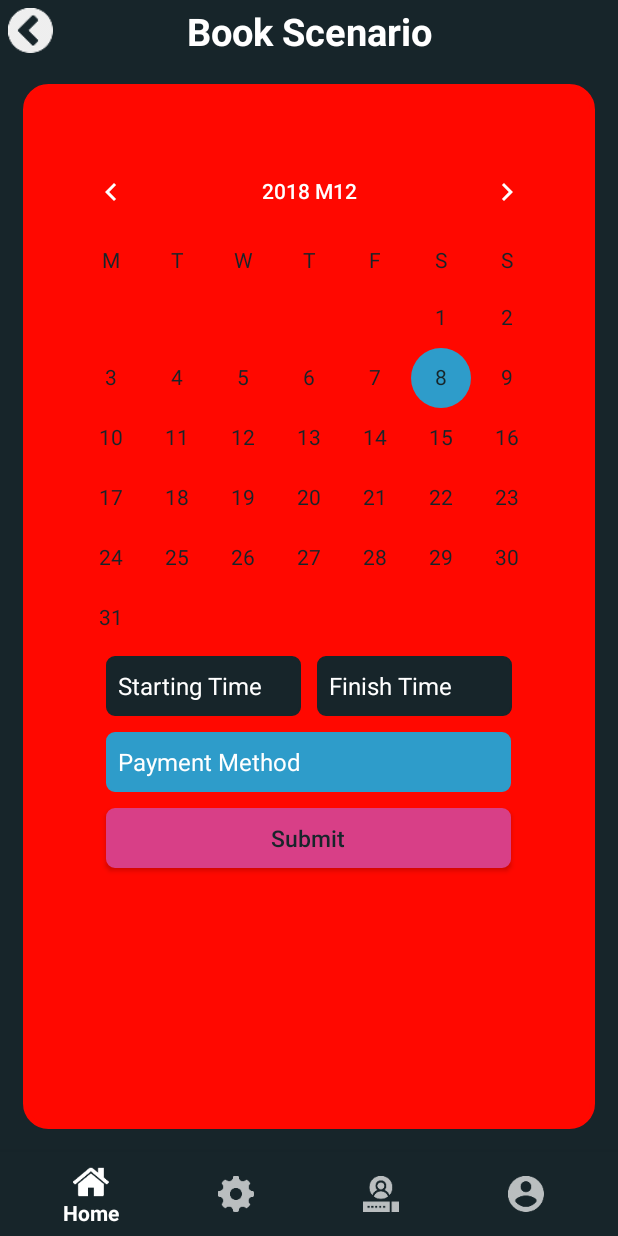
After one commit to NemeumProject/Nemeum, an Android app: the BookScenarioPayment screen opened directly, with no data from a screen before it, on a phone screen of 412 x 824 dp. The commit adds this screen. Run offline under Robolectric (Android 15) with nearby library versions, the phone set to English and light mode, and no system bars.

Commit message:
Added book scenario screens

```diff
--- a/app/build.gradle
+++ b/app/build.gradle
@@ -36,5 +36,5 @@ dependencies {
     androidTestImplementation 'com.android.support.test:runner:1.0.2'
     androidTestImplementation 'com.android.support.test.espresso:espresso-core:3.0.2'
     implementation 'com.android.support:gridlayout-v7:28.0.0'
-    compile 'org.apache.httpcomponents:httpclient:4.5'
+    implementation 'org.apache.httpcomponents:httpclient:4.5'
 }
--- a/app/src/main/AndroidManifest.xml
+++ b/app/src/main/AndroidManifest.xml
@@ -52,7 +52,6 @@
         <activity android:name=".CompanyDetail" />
         <activity android:name=".activity_company_editionp" />
         <activity android:name=".activity_user_editionp" />
-
         <activity android:name=".activity_login_edition" />
         <activity android:name=".Settings" />
         <activity android:name=".LanguageSelect" />
@@ -69,6 +68,8 @@
             android:value="@integer/google_play_services_version" />
 
         <activity android:name=".activity_edit_daily_schedule"/>
+        <activity android:name=".BookScenarios" />
+        <activity android:name=".BookScenarioPayment"></activity>
     </application>
 
 </manifest>
--- /dev/null
+++ b/app/src/main/java/com/nemeum/project/nemeumproject/BookScenarioPayment.java
@@ -0,0 +1,84 @@
+package com.nemeum.project.nemeumproject;
+
+import android.content.Context;
+import android.content.Intent;
+import android.support.annotation.NonNull;
+import android.support.design.widget.BottomNavigationView;
+import android.support.v7.app.AppCompatActivity;
+import android.os.Bundle;
+import android.view.MenuItem;
+import android.view.View;
+import android.widget.ArrayAdapter;
+import android.widget.CalendarView;
+import android.widget.Spinner;
+import android.widget.SpinnerAdapter;
+import android.widget.TextView;
+
+public class BookScenarioPayment extends AppCompatActivity {
+
+    Context appContext;
+
+    @Override
+    protected void onCreate(Bundle savedInstanceState) {
+        super.onCreate(savedInstanceState);
+        setContentView(R.layout.activity_book_scenario_payment);
+
+        appContext = getApplicationContext();
+
+        TextView scenarioName = findViewById(R.id.scenarioBookTitleText);
+        scenarioName.setText(getIntent().getStringExtra("chooseName"));
+
+        CalendarView bookDay = findViewById(R.id.bookDayCalendar);
+
+
+        Spinner startingRent = findViewById(R.id.startTime);
+        Spinner endingRent = findViewById(R.id.endTime);
+        Spinner bookPaymentMode = findViewById(R.id.paymentMethod);
+
+        ArrayAdapter<CharSequence> startRentAdapter = ArrayAdapter.createFromResource(this, R.array.hourStartFilter, android.R.layout.simple_spinner_dropdown_item);
+        ArrayAdapter<CharSequence> endRentAdapter = ArrayAdapter.createFromResource(this, R.array.hourEndFilter, android.R.layout.simple_spinner_dropdown_item);
+        ArrayAdapter<CharSequence> bookPaymentAdapter = ArrayAdapter.createFromResource(this, R.array.paymentMethodsFilter, android.R.layout.simple_spinner_dropdown_item);
+
+        startRentAdapter.setDropDownViewResource(android.R.layout.simple_spinner_dropdown_item);
+        endRentAdapter.setDropDownViewResource(android.R.layout.simple_spinner_dropdown_item);
+        bookPaymentAdapter.setDropDownViewResource(android.R.layout.simple_spinner_dropdown_item);
+
+        startingRent.setAdapter(startRentAdapter);
+        endingRent.setAdapter(endRentAdapter);
+        bookPaymentMode.setAdapter(bookPaymentAdapter);
+
+        BottomNavigationView menu = findViewById(R.id.navigation);
+        menu.setOnNavigationItemSelectedListener(new BottomNavigationView.OnNavigationItemSelectedListener() {
+            @Override
+            public boolean onNavigationItemSelected(@NonNull MenuItem menuItem) {
+                switch (menuItem.getItemId()){
+                    case R.id.homeButton:
+                        Intent intentMain = new Intent(appContext, ActivityMainMock.class);
+                        appContext.startActivity(intentMain);
+                        return true;
+                    case R.id.settingsButton:
+                        Intent intentSettings = new Intent(appContext, Settings.class);
+                        appContext.startActivity(intentSettings);
+                        return true;
+                    case R.id.loginButton:
+                        Intent intentLogin = new Intent(appContext, Login.class);
+                        appContext.startActivity(intentLogin);
+                        return true;
+                    case R.id.accountButton:
+                        Intent intentAccount = new Intent(getApplicationContext(), TrainerDetail.class);
+                        getApplicationContext().startActivity(intentAccount);
+                        return true;
+                    default:
+                        return false;
+                }
+            }
+        });
+    }
+
+    public void getBack(View view) {
+
+        finish();
+
+    }
+
+}
--- /dev/null
+++ b/app/src/main/res/layout/activity_book_scenario_payment.xml
@@ -0,0 +1,127 @@
+<?xml version="1.0" encoding="utf-8"?>
+<RelativeLayout xmlns:android="http://schemas.android.com/apk/res/android"
+    xmlns:tools="http://schemas.android.com/tools"
+    android:layout_width="match_parent"
+    android:layout_height="match_parent"
+    xmlns:app="http://schemas.android.com/apk/res-auto"
+    android:background="@color/colorBackground"
+    tools:context=".BookScenarioPayment">
+
+    <Button
+        android:id="@+id/backBtn"
+        android:layout_width="30dp"
+        android:layout_height="30dp"
+        android:layout_margin="5dp"
+        android:background="@mipmap/back_icon"
+        android:onClick="getBack" />
+
+    <TextView
+        android:id="@+id/titleText"
+        android:layout_width="match_parent"
+        android:layout_height="wrap_content"
+        android:layout_alignParentTop="true"
+        android:layout_margin="3dp"
+        android:text="@string/scenarioBookTitle"
+        android:textColor="@color/colorWhite"
+        android:textSize="@dimen/font25"
+        android:textAlignment="center"
+        android:textStyle="bold"/>
+
+    <RelativeLayout
+        android:layout_width="match_parent"
+        android:layout_height="match_parent"
+        android:layout_margin="15dp"
+        android:layout_below="@+id/backBtn"
+        android:layout_above="@+id/navigation"
+    android:backgroundTint="@color/colorRed"
+        android:background="@drawable/results_rounded">
+
+        <ScrollView
+            android:layout_width="match_parent"
+            android:layout_height="match_parent">
+
+            <LinearLayout
+                android:layout_width="match_parent"
+                android:layout_height="match_parent"
+                android:orientation="vertical">
+
+                <TextView
+                    android:id="@+id/scenarioBookTitleText"
+                    android:layout_width="match_parent"
+                    android:layout_height="wrap_content"
+                    android:layout_margin="5dp"
+                    android:textColor="@color/colorFont"
+                    android:textAlignment="center"
+                    android:textSize="@dimen/font20"/>
+
+                <CalendarView
+                    android:id="@+id/bookDayCalendar"
+                    android:layout_width="wrap_content"
+                    android:layout_height="wrap_content"
+                    android:layout_gravity="center"
+                    android:firstDayOfWeek="2"
+                    android:dateTextAppearance="@style/CalenderViewDateCustomText"
+                    android:weekDayTextAppearance="@style/CalenderViewWeekCustomText"/>
+
+                <LinearLayout
+                    android:id="@+id/startEndBook"
+                    android:layout_width="wrap_content"
+                    android:layout_height="wrap_content"
+                    android:layout_gravity="center"
+                    android:orientation="horizontal">
+
+                    <Spinner
+                        android:id="@+id/startTime"
+                        android:layout_width="130dp"
+                        android:layout_height="40dp"
+                        android:layout_margin="5dp"
+                        android:spinnerMode="dropdown"
+                        android:background="@drawable/months_rounded"
+                        android:backgroundTint="@color/colorBackground" />
+
+                    <Spinner
+                        android:id="@+id/endTime"
+                        android:layout_width="130dp"
+                        android:layout_height="40dp"
+                        android:layout_margin="5dp"
+                        android:spinnerMode="dropdown"
+                        android:background="@drawable/months_rounded"
+                        android:backgroundTint="@color/colorBackground" />
+
+                </LinearLayout>
+
+                <Spinner
+                    android:id="@+id/paymentMethod"
+                    android:layout_width="270dp"
+                    android:layout_height="40dp"
+                    android:layout_gravity="center"
+                    android:layout_margin="5dp"
+                    android:spinnerMode="dropdown"
+                    android:background="@drawable/months_rounded" />
+
+                <Button
+                    android:id="@+id/confirmBookButton"
+                    android:layout_width="270dp"
+                    android:layout_height="40dp"
+                    android:layout_gravity="center"
+                    android:layout_margin="5dp"
+                    android:background="@drawable/months_rounded"
+                    android:backgroundTint="@color/colorPink"
+                    android:text="@string/buttonSubmit"
+                    android:textAllCaps="false"
+                    android:textColor="@color/colorFont"
+                    android:textSize="15dp" />
+
+            </LinearLayout>
+        </ScrollView>
+    </RelativeLayout>
+
+    <android.support.design.widget.BottomNavigationView
+        android:id="@+id/navigation"
+        android:layout_width="match_parent"
+        android:layout_height="wrap_content"
+        android:layout_alignParentBottom="true"
+        android:background="@color/colorBackground"
+        app:menu="@menu/navigation"/>
+
+</RelativeLayout>
--- a/app/src/main/res/layout/scenario_result_layout.xml
+++ b/app/src/main/res/layout/scenario_result_layout.xml
@@ -35,6 +35,7 @@
             android:textSize="10sp"
             android:layout_below="@+id/companyScenarioPrice"
             android:textColor="@color/colorFont"
+            android:onClick="bookNow"
             android:background="@drawable/months_rounded" />
 
         <TextView
--- a/app/src/main/res/values/dimens.xml
+++ b/app/src/main/res/values/dimens.xml
@@ -9,6 +9,7 @@
     <dimen name="fields_edition">15sp</dimen>
 
     <!-- Font Size. -->
+    <dimen name="font12">12sp</dimen>
     <dimen name="font15">15sp</dimen>
     <dimen name="font20">20sp</dimen>
     <dimen name="font25">25sp</dimen>
--- a/app/src/main/res/values/strings.xml
+++ b/app/src/main/res/values/strings.xml
@@ -100,6 +100,23 @@
         <item>More than 160€</item>
     </string-array>
 
+    <!-- Strings for Booking Scenarios-->
+    <string name="scenarioBookTitle">Book Scenario</string>
+    <string-array name="hourStartFilter">
+        <item>Starting Time</item>
+    </string-array>
+    <string-array name="hourEndFilter">
+        <item>Finish Time</item>
+    </string-array>
+    <string-array name="paymentMethodsFilter">
+        <item>Payment Method</item>
+        <item>Credit Card</item>
+        <item>Debit Card</item>
+        <item>Google Pay</item>
+        <item>Pay at the partner</item>
+        <item>Paypal</item>
+    </string-array>
+
     <!-- Strings for Trainer Finder -->
     <string name="findTrainerTitle">Search Trainer</string>
     <string name="trainerFilterName">Trainer name</string>
@@ -108,10 +125,12 @@
     <string name="buttonBook">Book!</string>
     <string name="buttonSchedule">Schedule</string>
     <string name="buttonScenario">Scenario</string>
+    <string name="buttonSubmit">Submit</string>
     <string name="buttonSave">Save</string>
     <string name="buttonRegister">Register</string>
     <string name="buttonCancel">Cancel</string>
     <string name="buttonFinish">Finish</string>
+    <string name="buttonDatePayment">Choose date and \n Payment method</string>
 
     <!-- Strings for Company Profile -->
     <string name="facilitiesDescription">Decathlon Sport Centre in Bethral Green includes a gym, day-spa, 33-metre swimming pool, Turkish bath and offers a wide range of exercise classes but is best known as a boxing arena, where the future champions like Lenoxx Lewis and Audley Harrisson learned they craft. the magnificent Georgian building, opened in 1929 by the duke of York , has played host to some of the world\'s greatests boxers with fights taking place in the grand main hall.</string>
--- a/app/src/main/res/values/styles.xml
+++ b/app/src/main/res/values/styles.xml
@@ -1,4 +1,4 @@
-<resources xmlns:tools="http://schemas.android.com/tools">
+<resources>
 
     <!-- Base application theme. -->
     <style name="AppTheme" parent="Theme.AppCompat.NoActionBar">
@@ -8,4 +8,11 @@
         <item name="colorAccent">@color/colorBlue</item>
     </style>
 
+    <style name="CalenderViewDateCustomText" parent="android:TextAppearance.DeviceDefault.Small">
+        <item name="android:textColor">@color/colorFont</item>
+    </style>
+
+    <style name="CalenderViewWeekCustomText" parent="android:TextAppearance.DeviceDefault.Small">
+        <item name="android:textColor">@color/colorFont</item>
+    </style>
 </resources>
```
Also changed, not shown: app/src/main/java/com/nemeum/project/nemeumproject/BookScenarios.java (added, +74 -0 lines), app/src/main/java/com/nemeum/project/nemeumproject/NearScenarios.java (+56 -5 lines), app/src/main/res/layout/activity_book_scenarios.xml (added, +100 -0 lines), app/src/main/res/drawable/find_events.png (deleted), app/src/main/res/drawable/login.png (deleted), app/src/main/res/drawable/main_screen.png (deleted), app/src/main/res/drawable/scenario.png (deleted), app/src/main/res/drawable/search_facilities.png (deleted), app/src/main/res/drawable/trainer.png (deleted), 2 other files.
